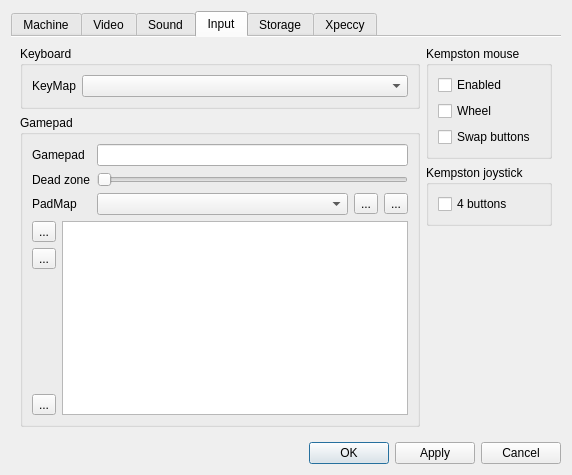
Above: ui/setupwin.ui from samstyle/Xpeccy before the change. Below: the same form after it.
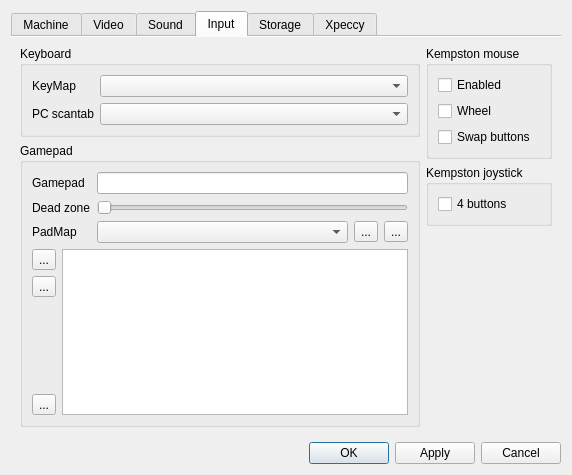
That is the form after the change. The open tabs and pages were chosen to show the change. Icons and pictures are not drawn. Custom widgets are drawn as their Qt base class.

The edit to the form file:
```diff
--- a/ui/setupwin.ui
+++ b/ui/setupwin.ui
@@ -1416,9 +1416,6 @@
               <string>Keyboard</string>
              </property>
              <layout class="QGridLayout" name="gridLayout_21" columnstretch="0,10">
-              <item row="1" column="1">
-               <widget class="QComboBox" name="keyMapBox"/>
-              </item>
               <item row="1" column="0">
                <widget class="QLabel" name="label_39">
                 <property name="text">
@@ -1426,6 +1423,19 @@
                 </property>
                </widget>
               </item>
+              <item row="1" column="1">
+               <widget class="QComboBox" name="keyMapBox"/>
+              </item>
+              <item row="2" column="0">
+               <widget class="QLabel" name="label_65">
+                <property name="text">
+                 <string>PC scantab</string>
+                </property>
+               </widget>
+              </item>
+              <item row="2" column="1">
+               <widget class="QComboBox" name="cbScanTab"/>
+              </item>
              </layout>
             </widget>
            </item>
```
